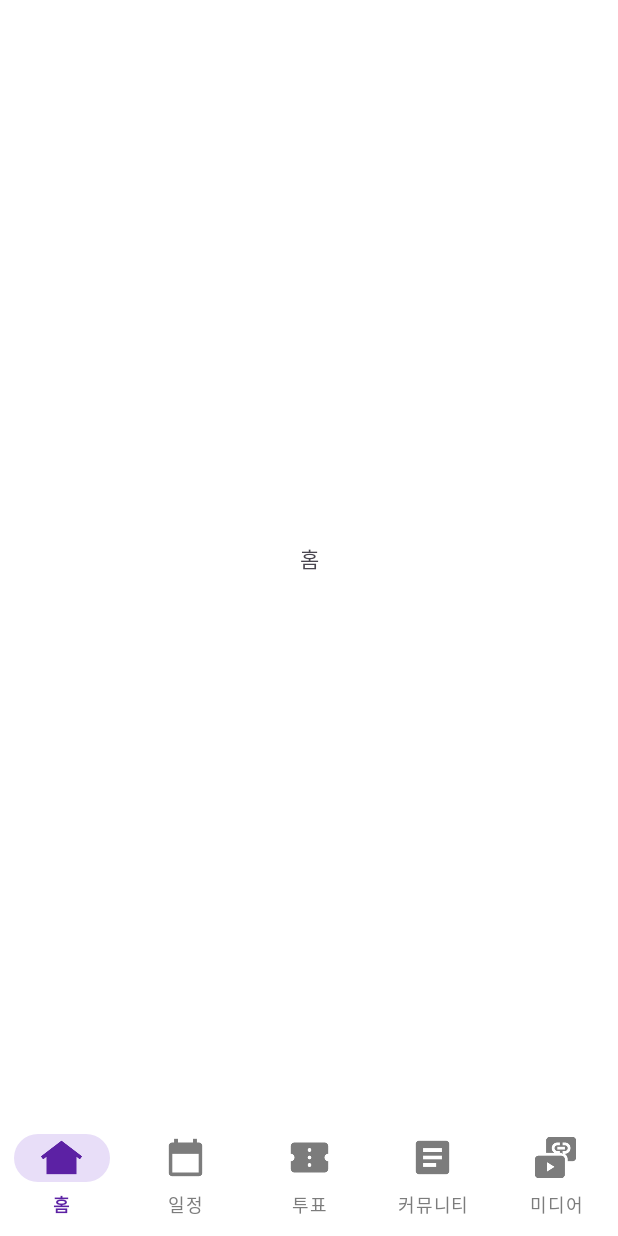
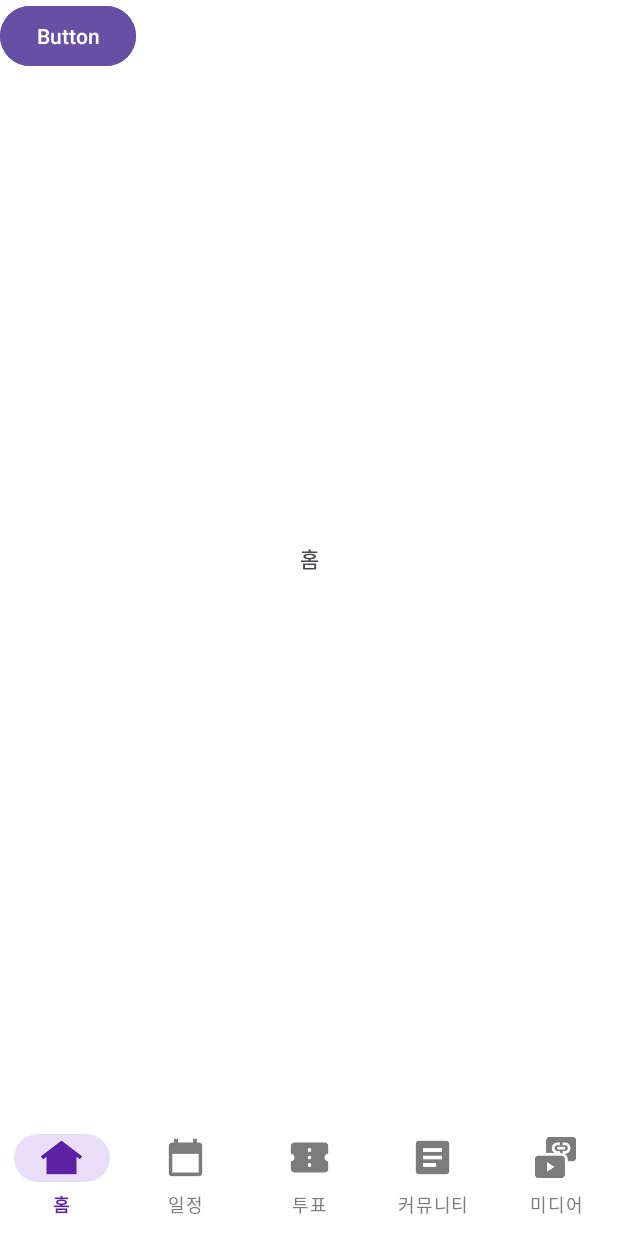
Before and after one commit to hykim02/Teuniverse_Android, an Android app: the HomeFragment screen opened directly, with no data from a screen before it, on a phone screen of 412 x 824 dp. Run offline under Robolectric (Android 15) with nearby library versions, the light colour scheme and no system bars; our stand-ins replace navigation-ui.

Commit message:
프래그먼트 간 화면전환은 성공

```diff
--- a/app/build.gradle.kts
+++ b/app/build.gradle.kts
@@ -3,6 +3,7 @@ import com.android.build.gradle.internal.cxx.configure.gradleLocalProperties
 plugins {
     id("com.android.application")
     id("org.jetbrains.kotlin.android")
+    id("androidx.navigation.safeargs.kotlin")
 }
 
 fun getApiKey(propertyKey: String): String {
--- a/app/src/main/java/com/example/teuniverse/CommunityFragment.kt
+++ b/app/src/main/java/com/example/teuniverse/CommunityFragment.kt
@@ -10,6 +10,7 @@ import android.widget.TextView
 import androidx.lifecycle.lifecycleScope
 import androidx.navigation.NavController
 import androidx.fragment.app.Fragment
+import androidx.navigation.Navigation
 import androidx.navigation.fragment.findNavController
 import androidx.recyclerview.widget.LinearLayoutManager
 import androidx.recyclerview.widget.RecyclerView
--- a/app/src/main/java/com/example/teuniverse/HomeFragment.kt
+++ b/app/src/main/java/com/example/teuniverse/HomeFragment.kt
@@ -1,23 +1,29 @@
 package com.example.teuniverse
 
 import android.os.Bundle
-import androidx.fragment.app.Fragment
 import android.view.LayoutInflater
 import android.view.View
 import android.view.ViewGroup
+import androidx.fragment.app.Fragment
+import androidx.navigation.NavController
+import androidx.navigation.fragment.NavHostFragment
+import com.example.teuniverse.databinding.FragmentHomeBinding
 
-// TODO: Rename parameter arguments, choose names that match
-// the fragment initialization parameters, e.g. ARG_ITEM_NUMBER
-private const val ARG_PARAM1 = "param1"
-private const val ARG_PARAM2 = "param2"
+
 class HomeFragment : Fragment() {
 
+    private lateinit var binding: FragmentHomeBinding
     override fun onCreateView(
         inflater: LayoutInflater, container: ViewGroup?,
         savedInstanceState: Bundle?
     ): View? {
         // Inflate the layout for this fragment
-        return inflater.inflate(R.layout.fragment_home, container, false)
+        binding =  FragmentHomeBinding.inflate(inflater, container, false)
+
+//        binding.homeBtn.setOnClickListener {
+//            NavHostFragment.findNavController(this).navigate(R.id.action_navigation_home_to_navigation_vote2)
+//        }
+        return binding.root
     }
 
 }
--- a/app/src/main/java/com/example/teuniverse/MenuActivity.kt
+++ b/app/src/main/java/com/example/teuniverse/MenuActivity.kt
@@ -3,24 +3,31 @@ package com.example.teuniverse
 import android.os.Bundle
 import androidx.appcompat.app.AppCompatActivity
 import androidx.navigation.NavController
+import androidx.navigation.findNavController
 import androidx.navigation.fragment.NavHostFragment
+import androidx.navigation.fragment.findNavController
+import androidx.navigation.ui.NavigationUI
 import com.google.android.material.bottomnavigation.BottomNavigationView
 
 class MenuActivity: AppCompatActivity() {
 
     // 메뉴 액티비티의 NavController
-    lateinit var menuNavController: NavController
+    private lateinit var menuNavController: NavController
     override fun onCreate(savedInstanceState: Bundle?) {
         super.onCreate(savedInstanceState)
         setContentView(R.layout.activity_menu)
 
         // NavHostFragment 초기화
-        val navHostFragment = supportFragmentManager.findFragmentById(R.id.nav_host_fragment) as NavHostFragment
+//        val navHostFragment = supportFragmentManager.findFragmentById(R.id.nav_host_fragment) as NavHostFragment
         // NavController 가져오기
-        menuNavController = navHostFragment.navController
+//        menuNavController = navHostFragment.navController
 
+//        menuNavController = supportFragmentManager.findFragmentById(R.id.nav_host_fragment)
+//            ?.findNavController()!!
+//        NavigationUI.setupActionBarWithNavController(this,menuNavController)
+
+        // 하단 네비게이션 뷰 초기화
         val navigationView = findViewById<BottomNavigationView>(R.id.bottom_navigation_view)
-
         supportFragmentManager.beginTransaction().replace(R.id.nav_host_fragment, HomeFragment())
             .commit()
 
@@ -61,4 +68,10 @@ class MenuActivity: AppCompatActivity() {
             true
         }
     }
+
+    override fun onSupportNavigateUp(): Boolean {
+        menuNavController = findNavController(R.id.nav_host_fragment)
+        return menuNavController.navigateUp() || super.onSupportNavigateUp()
+    }
+
 }
--- a/app/src/main/res/layout/activity_menu.xml
+++ b/app/src/main/res/layout/activity_menu.xml
@@ -7,7 +7,7 @@
     android:layout_height="match_parent"
     tools:context=".MenuActivity">
 
-    <androidx.fragment.app.FragmentContainerView
+    <fragment
         android:id="@+id/nav_host_fragment"
         android:name="androidx.navigation.fragment.NavHostFragment"
         android:layout_width="0dp"
--- a/app/src/main/res/layout/fragment_home.xml
+++ b/app/src/main/res/layout/fragment_home.xml
@@ -11,4 +11,10 @@
         android:gravity="center"
         android:text="홈" />
 
+    <Button
+        android:id="@+id/home_btn"
+        android:layout_width="wrap_content"
+        android:layout_height="wrap_content"
+        android:text="Button" />
+
 </FrameLayout>
--- a/app/src/main/res/navigation/navigation_bar.xml
+++ b/app/src/main/res/navigation/navigation_bar.xml
@@ -10,7 +10,8 @@
         android:name="com.example.teuniverse.HomeFragment"
         android:label="홈"
         app:popUpToSaveState="true"
-        tools:layout="@layout/fragment_home" />
+        tools:layout="@layout/fragment_home" >
+    </fragment>
     <fragment
         android:id="@+id/navigation_vote"
         android:name="com.example.teuniverse.VoteFragment"
```
Also changed, not shown: app/src/main/java/com/example/teuniverse/CommunityPostAdapter.kt (+19 -15 lines), build.gradle.kts (+10 -0 lines), app/src/main/AndroidManifest.xml (line endings or trailing spaces).
